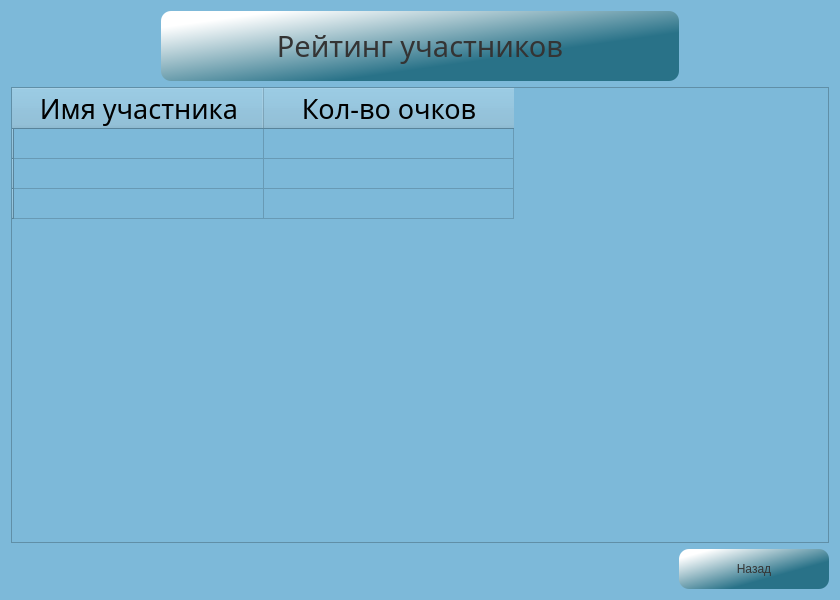
Avedik/Desktop-application-IEducation, file Client/jeducation-v0.1/rating.ui: the form before one commit.
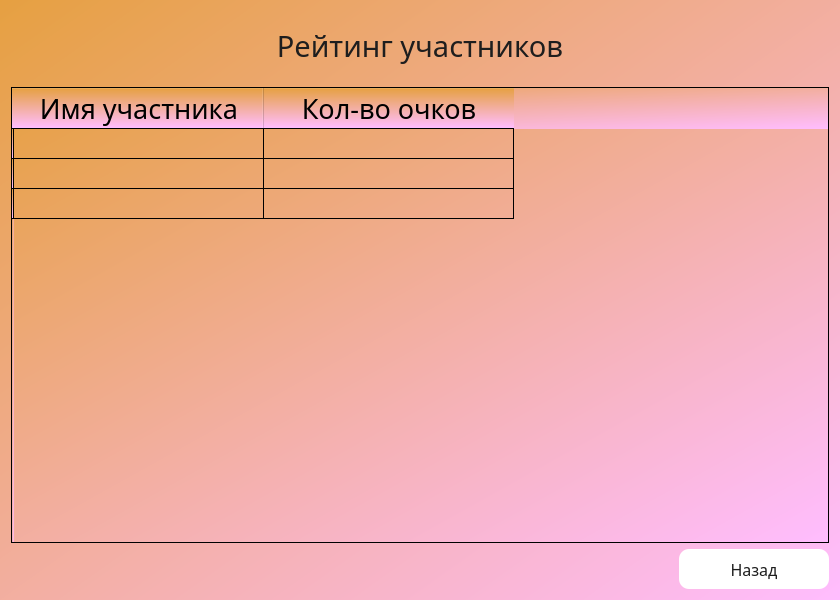
The form after the commit.

```diff
--- a/Client/jeducation-v0.1/rating.ui
+++ b/Client/jeducation-v0.1/rating.ui
@@ -14,7 +14,8 @@
    <string>Dialog</string>
   </property>
   <property name="styleSheet">
-   <string notr="true">background-color: rgb(125, 185, 217);</string>
+   <string notr="true">background:transparent;
+background-color: qlineargradient(spread:pad, x1:0, y1:0, x2:1, y2:1, stop:0 rgba(230, 160, 65, 255), stop:1 rgba(255, 189, 255, 255));</string>
   </property>
   <layout class="QVBoxLayout" name="verticalLayout">
    <item>
@@ -50,10 +51,9 @@
         </font>
        </property>
        <property name="styleSheet">
-        <string notr="true">background-color: qlineargradient(spread:pad, x1:0.652, y1:0.67, x2:0.096, y2:0.136227, stop:0 rgba(41, 114, 136, 255), stop:1 rgba(255, 255, 255, 255));
-color: rgb(52, 52, 52);
-border:2px;
-border-radius:10</string>
+        <string notr="true">background:transparent;
+color: rgb(30, 30, 30);
+</string>
        </property>
        <property name="text">
         <string>Рейтинг участников</string>
@@ -193,11 +193,18 @@
          <height>16777215</height>
         </size>
        </property>
+       <property name="font">
+        <font>
+         <family>Bahnschrift</family>
+         <pointsize>12</pointsize>
+        </font>
+       </property>
        <property name="styleSheet">
-        <string notr="true">background-color: qlineargradient(spread:pad, x1:0.652, y1:0.67, x2:0.096, y2:0.136227, stop:0 rgba(41, 114, 136, 255), stop:1 rgba(255, 255, 255, 255));
-color: rgb(52, 52, 52);
+        <string notr="true">background-color: rgb(255, 255, 255);
+color: rgb(29, 29, 29);
 border:2px;
-border-radius:10</string>
+border-radius:10;
+</string>
        </property>
        <property name="text">
         <string>Назад</string>
```
